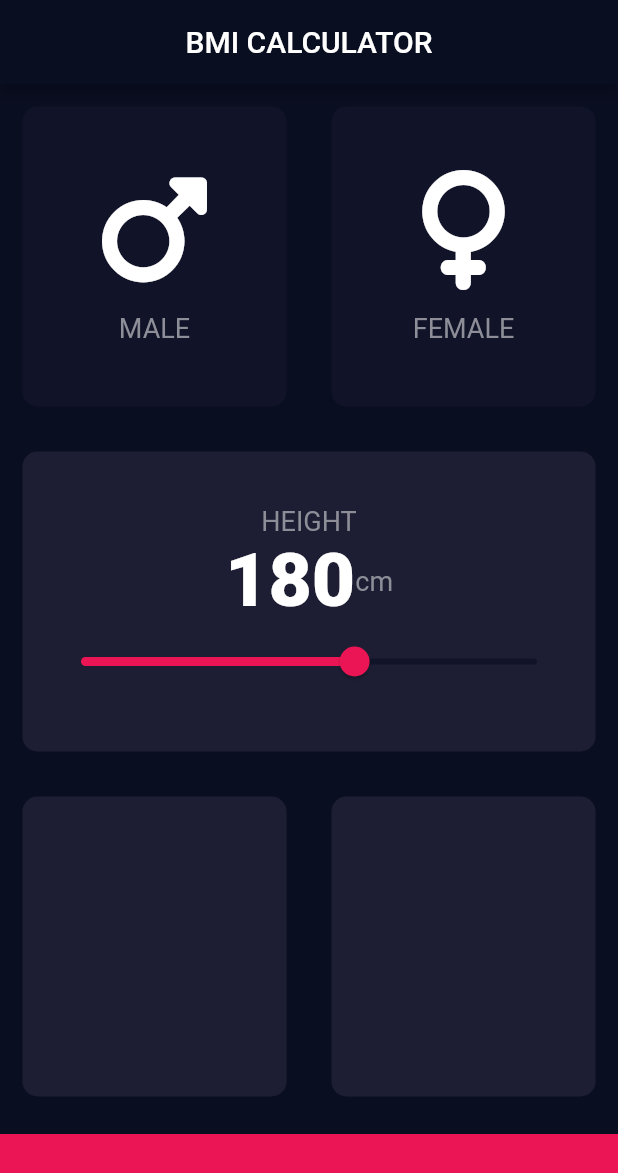
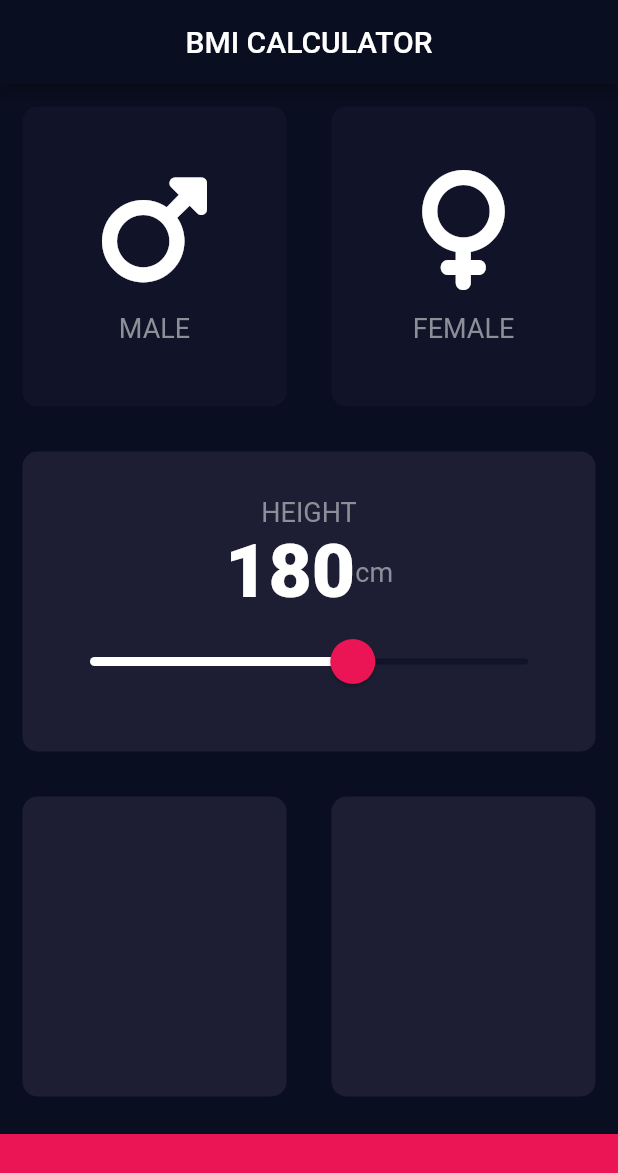
Before and after one commit to TimaevVladislav/flutter_bmi, a Flutter app: the screen it shows after launch, on a phone screen of 412 x 824 dp. Shown: the top 1173 px of the screen. Run offline on Flutter 3.47's test engine with Material 2 defaults, Android fonts, the phone set to English and light mode, and no system bars; our stand-ins replace font_awesome_flutter.

Commit message:
add:style slider

```diff
--- a/lib/screens/input.dart
+++ b/lib/screens/input.dart
@@ -73,17 +73,25 @@ class _InputPageState extends State<InputPage> {
                                   Text("cm", style: titles)
                                 ],
                               ),
-                              Slider(
+                              SliderTheme(
+                                  data: SliderTheme.of(context).copyWith(
+                                      activeTrackColor: Colors.white,
+                                      thumbColor: bottomContainer,
+                                      overlayColor: Color(0x29EB1555),
+                                      thumbShape: RoundSliderThumbShape(
+                                          enabledThumbRadius: 15.0),
+                                      overlayShape: RoundSliderOverlayShape(
+                                          overlayRadius: 30.0)),
+                                  child: Slider(
                                       value: height.toDouble(),
                                       min: 120.0,
                                       max: 220.0,
-                                  activeColor: bottomContainer,
                                       inactiveColor: inactiveCard,
                                       onChanged: (double value) {
                                         setState(() {
                                           height = value.round();
                                         });
-                                  })
+                                      }))
                             ],
                           ))))
             ],
```
Lines whose indentation alone changed are shown as unchanged.
